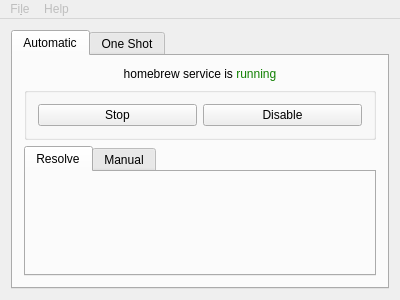
Before: the Qt Designer form mainwindow.ui in JSN190/redshift-qt5, drawn with Qt 5.
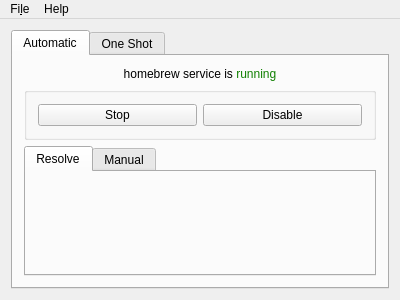
After: the same form once the commit is applied.

Commit message: Add service status detection for macOS (homebrew)

```diff
--- a/mainwindow.ui
+++ b/mainwindow.ui
@@ -103,19 +103,19 @@
   </widget>
   <widget class="QMenuBar" name="menuBar">
    <property name="enabled">
-    <bool>false</bool>
+    <bool>true</bool>
    </property>
    <property name="geometry">
     <rect>
      <x>0</x>
      <y>0</y>
      <width>400</width>
-     <height>30</height>
+     <height>22</height>
     </rect>
    </property>
    <widget class="QMenu" name="menuFile">
     <property name="enabled">
-     <bool>false</bool>
+     <bool>true</bool>
     </property>
     <property name="title">
      <string>Fi&amp;le</string>
```
The commit also changes 1 other file.
